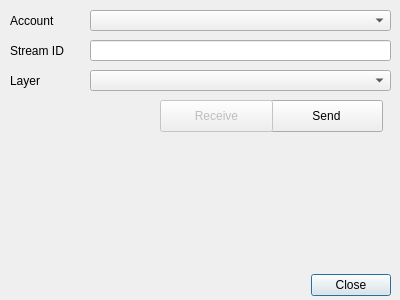
Before: the Qt Designer form speckle_qgis_dialog_base.ui in specklesystems/speckle-qgis, drawn with Qt 5.
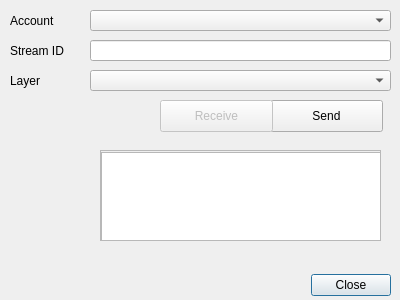
After: the same form once the commit is applied.

Commit message: Added attach debug call

What changed in the file:
```diff
--- a/speckle_qgis_dialog_base.ui
+++ b/speckle_qgis_dialog_base.ui
@@ -130,6 +130,39 @@
     <string>Receive</string>
    </property>
   </widget>
+  <widget class="QScrollArea" name="scrollArea">
+   <property name="geometry">
+    <rect>
+     <x>100</x>
+     <y>150</y>
+     <width>281</width>
+     <height>91</height>
+    </rect>
+   </property>
+   <property name="widgetResizable">
+    <bool>true</bool>
+   </property>
+   <widget class="QWidget" name="scrollAreaWidgetContents">
+    <property name="geometry">
+     <rect>
+      <x>0</x>
+      <y>0</y>
+      <width>279</width>
+      <height>89</height>
+     </rect>
+    </property>
+    <widget class="QListWidget" name="listWidget">
+     <property name="geometry">
+      <rect>
+       <x>0</x>
+       <y>1</y>
+       <width>281</width>
+       <height>192</height>
+      </rect>
+     </property>
+    </widget>
+   </widget>
+  </widget>
  </widget>
  <resources/>
  <connections>
```
The commit also changes 2 other files.
